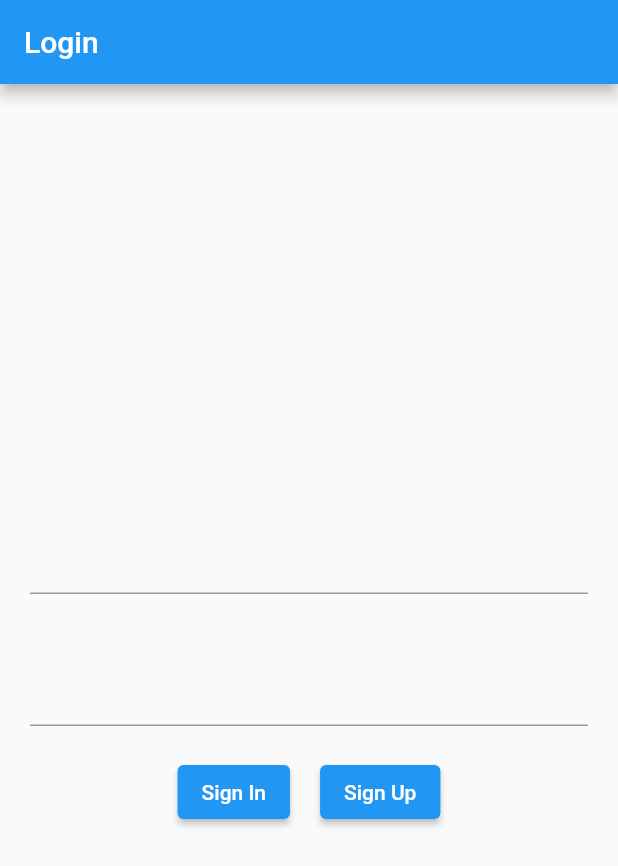
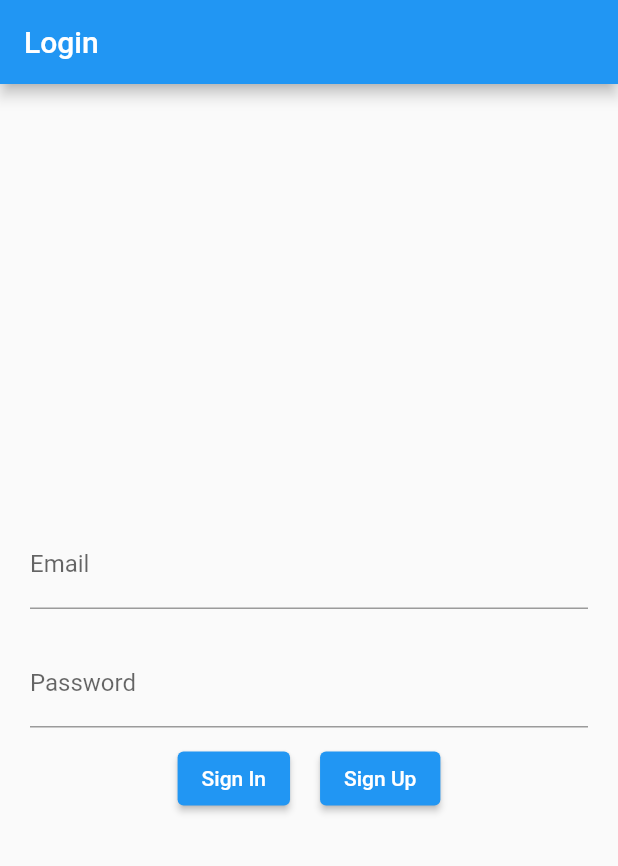
Before and after one commit to Aayog/WeeksToLive, a Flutter app: the screen it shows after launch, on a phone screen of 412 x 824 dp. Shown: the top 866 px of the screen. Run offline on Flutter 3.47's test engine with Material 2 defaults, Android fonts, the phone set to English and light mode, and no system bars; our stand-ins replace firebase_auth, firebase_core; accounts and stored records are empty.

Commit message:
Updated login screen

```diff
--- a/lib/screens/login.dart
+++ b/lib/screens/login.dart
@@ -17,12 +17,29 @@ class _LoginScreenState extends State<LoginScreen> {
         crossAxisAlignment: CrossAxisAlignment.center,
         children: [
           Padding(
-            padding: const EdgeInsets.all(20.0),
-            child: TextField(),
+            padding: const EdgeInsets.symmetric(
+              vertical: 10.0,
+              horizontal: 20.0,
+            ),
+            child: TextField(
+              keyboardType: TextInputType.emailAddress,
+              decoration: InputDecoration(
+                labelText: 'Email',
+              ),
+            ),
           ),
           Padding(
-            padding: const EdgeInsets.all(20.0),
-            child: TextField(),
+            padding: const EdgeInsets.symmetric(
+              vertical: 10.0,
+              horizontal: 20.0,
+            ),
+            child: TextField(
+              obscureText: true,
+              keyboardType: TextInputType.visiblePassword,
+              decoration: InputDecoration(
+                labelText: 'Password',
+              ),
+            ),
           ),
           Row(
             mainAxisAlignment: MainAxisAlignment.center,
```
